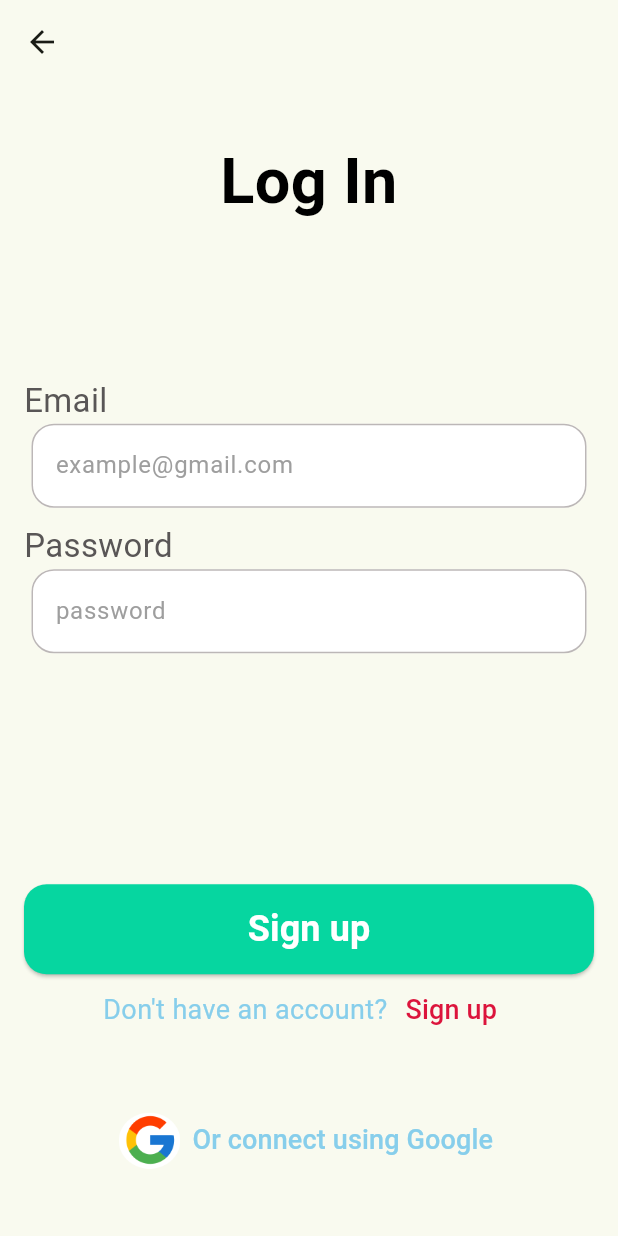
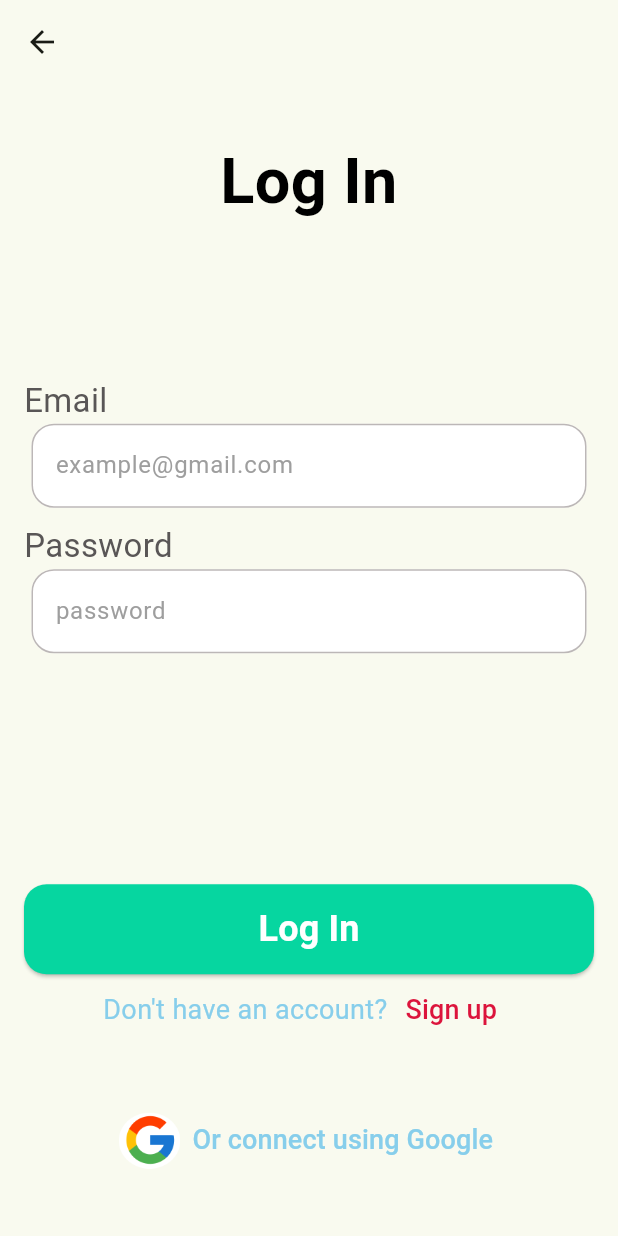
Before and after one commit to MhaamadAli/Cue-App, a Flutter app: the LoginScreen screen opened by its route, on a phone screen of 412 x 824 dp. Run offline on Flutter 3.47's test engine with Material 3 defaults, Android fonts, the phone set to English and light mode, and no system bars; Roboto replaces fonts that are missing (Lexend).

Commit message:
fixed login bugs

```diff
--- a/mobile/lib/screens/auth/login_screen.dart
+++ b/mobile/lib/screens/auth/login_screen.dart
@@ -69,7 +69,7 @@ class LoginScreen extends StatelessWidget {
               const SizedBox(height: 154),
               MainButton(
                   buttonColor: const Color(0xFF06D6A0),
-                  buttonText: 'Sign up',
+                  buttonText: 'Log In',
                   onPressed: handleSignup),
               Row(
                   mainAxisAlignment: MainAxisAlignment.center,
```
